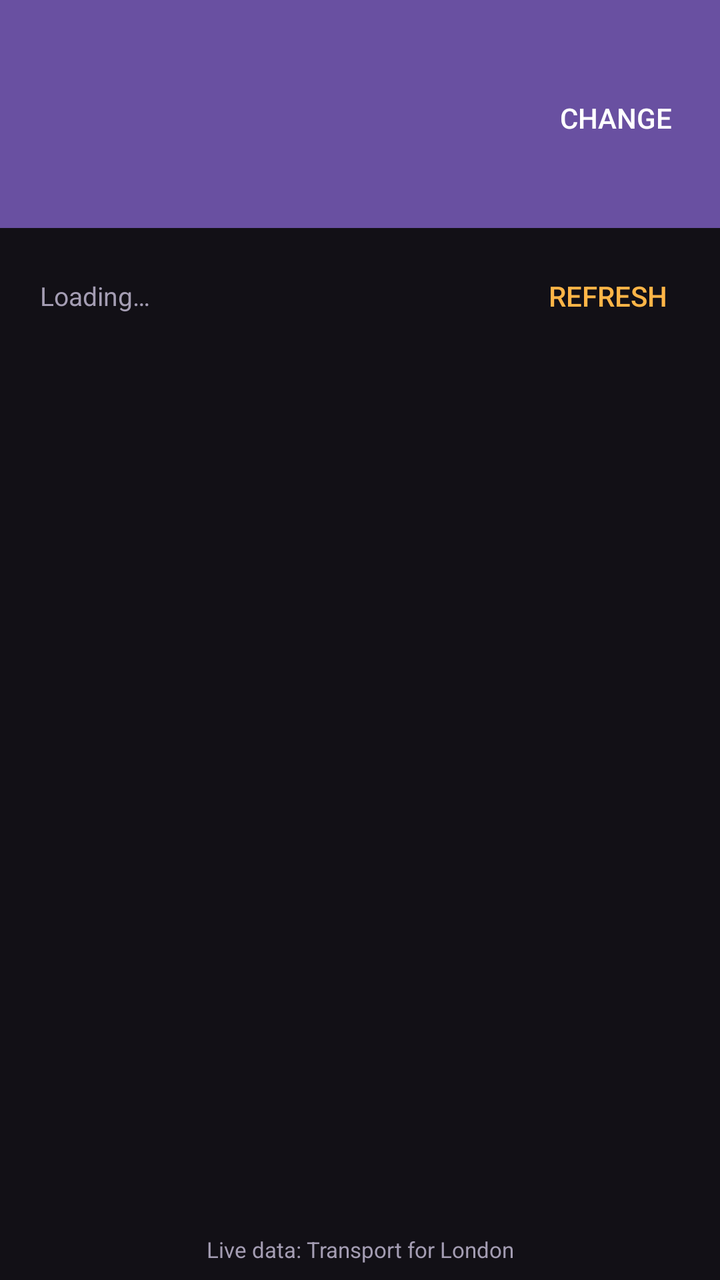
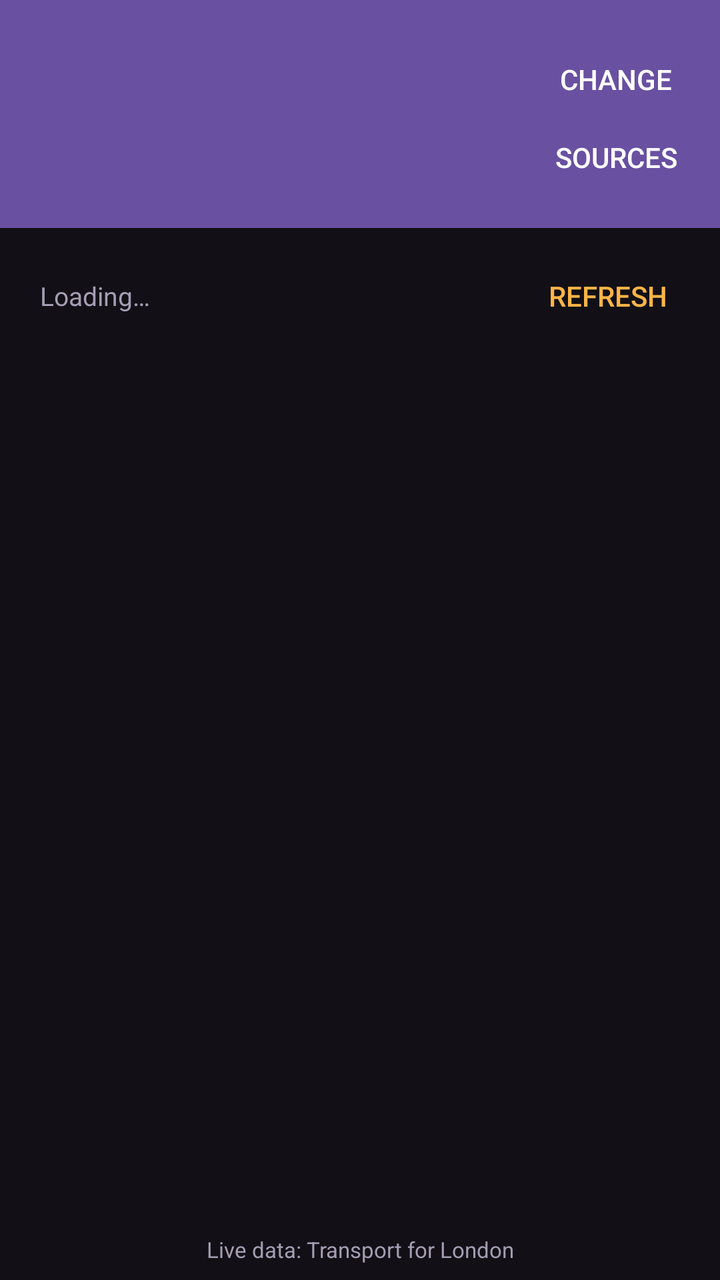

Before-and-after screenshots of an Android layout around one commit, followed by the original layout XML and the change that was made.
<!-- AndroidManifest.xml: application theme android:Theme.Material.NoActionBar -->
<!-- res/layout/activity_main.xml -->
<?xml version="1.0" encoding="utf-8"?>
<LinearLayout xmlns:android="http://schemas.android.com/apk/res/android"
    android:layout_width="match_parent"
    android:layout_height="match_parent"
    android:background="@color/bg"
    android:fitsSystemWindows="true"
    android:orientation="vertical">

    
    <LinearLayout
        android:id="@+id/header"
        android:layout_width="match_parent"
        android:layout_height="wrap_content"
        android:background="@color/purple"
        android:gravity="center_vertical"
        android:orientation="horizontal"
        android:paddingStart="20dp"
        android:paddingTop="20dp"
        android:paddingEnd="8dp"
        android:paddingBottom="16dp">

        <LinearLayout
            android:layout_width="0dp"
            android:layout_height="wrap_content"
            android:layout_weight="1"
            android:orientation="vertical">

            <TextView
                android:id="@+id/lineName"
                android:layout_width="wrap_content"
                android:layout_height="wrap_content"
                android:letterSpacing="0.1"
                android:textColor="#FFFFFF"
                android:textSize="12sp"
                android:textStyle="bold" />

            <TextView
                android:id="@+id/stationName"
                android:layout_width="wrap_content"
                android:layout_height="wrap_content"
                android:layout_marginTop="4dp"
                android:textColor="#FFFFFF"
                android:textSize="26sp"
                android:textStyle="bold" />

            <TextView
                android:id="@+id/direction"
                android:layout_width="wrap_content"
                android:layout_height="wrap_content"
                android:textColor="#FFFFFF"
                android:textSize="17sp" />
        </LinearLayout>

        <Button
            android:id="@+id/change"
            style="@android:style/Widget.Material.Button.Borderless"
            android:layout_width="wrap_content"
            android:layout_height="wrap_content"
            android:text="Change"
            android:textColor="#FFFFFF" />
    </LinearLayout>

    
    <LinearLayout
        android:layout_width="match_parent"
        android:layout_height="wrap_content"
        android:gravity="center_vertical"
        android:orientation="horizontal"
        android:paddingStart="20dp"
        android:paddingTop="10dp"
        android:paddingEnd="12dp"
        android:paddingBottom="6dp">

        <TextView
            android:id="@+id/status"
            android:layout_width="0dp"
            android:layout_height="wrap_content"
            android:layout_weight="1"
            android:text="Loading…"
            android:textColor="@color/muted"
            android:textSize="13sp" />

        <Button
            android:id="@+id/refresh"
            style="@android:style/Widget.Material.Button.Borderless.Colored"
            android:layout_width="wrap_content"
            android:layout_height="wrap_content"
            android:text="Refresh"
            android:textColor="@color/amber" />
    </LinearLayout>

    
    <TextView
        android:id="@+id/filtered"
        android:layout_width="match_parent"
        android:layout_height="wrap_content"
        android:background="?android:attr/selectableItemBackground"
        android:clickable="true"
        android:focusable="true"
        android:paddingStart="20dp"
        android:paddingTop="2dp"
        android:paddingEnd="20dp"
        android:paddingBottom="8dp"
        android:textColor="@color/note"
        android:textSize="12sp"
        android:visibility="gone" />

    <ScrollView
        android:layout_width="match_parent"
        android:layout_height="0dp"
        android:layout_weight="1">

        <LinearLayout
            android:id="@+id/list"
            android:layout_width="match_parent"
            android:layout_height="wrap_content"
            android:orientation="vertical"
            android:paddingStart="12dp"
            android:paddingEnd="12dp"
            android:paddingBottom="16dp" />
    </ScrollView>

    <TextView
        android:layout_width="match_parent"
        android:layout_height="wrap_content"
        android:gravity="center"
        android:padding="8dp"
        android:text="Live data: Transport for London"
        android:textColor="@color/muted"
        android:textSize="11sp" />
</LinearLayout>
<!-- resources referenced by this layout -->
<resources>
  <color name="amber">#FFB547</color>
  <color name="bg">#121016</color>
  <color name="muted">#A49DB3</color>
  <color name="note">#C9B7F0</color>
  <color name="purple">#6950A1</color>
</resources>

<!-- the commit's change to res/layout/activity_main.xml (unified diff, before → after) -->
@@ -51,13 +51,30 @@
                 android:textSize="17sp" />
         </LinearLayout>
 
-        <Button
-            android:id="@+id/change"
-            style="@android:style/Widget.Material.Button.Borderless"
+        <LinearLayout
             android:layout_width="wrap_content"
             android:layout_height="wrap_content"
-            android:text="Change"
-            android:textColor="#FFFFFF" />
+            android:gravity="end"
+            android:orientation="vertical">
+
+            <Button
+                android:id="@+id/change"
+                style="@android:style/Widget.Material.Button.Borderless"
+                android:layout_width="wrap_content"
+                android:layout_height="wrap_content"
+                android:minHeight="36dp"
+                android:text="Change"
+                android:textColor="#FFFFFF" />
+
+            <Button
+                android:id="@+id/sources"
+                style="@android:style/Widget.Material.Button.Borderless"
+                android:layout_width="wrap_content"
+                android:layout_height="wrap_content"
+                android:minHeight="36dp"
+                android:text="Sources"
+                android:textColor="#FFFFFF" />
+        </LinearLayout>
     </LinearLayout>
 
     
